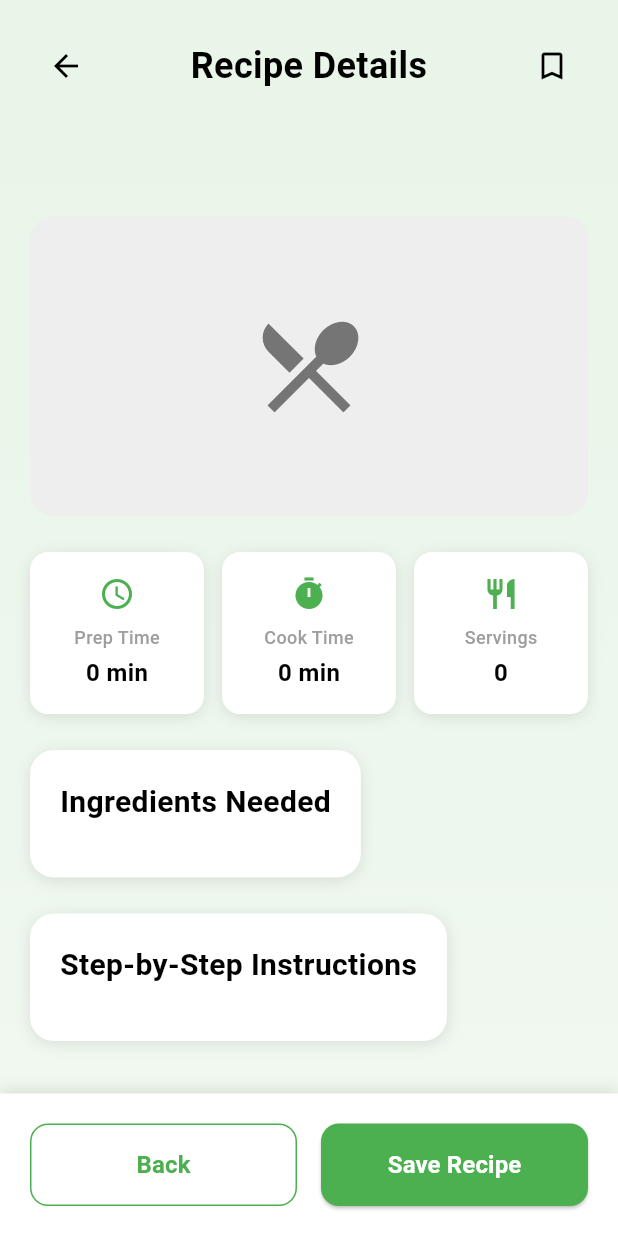
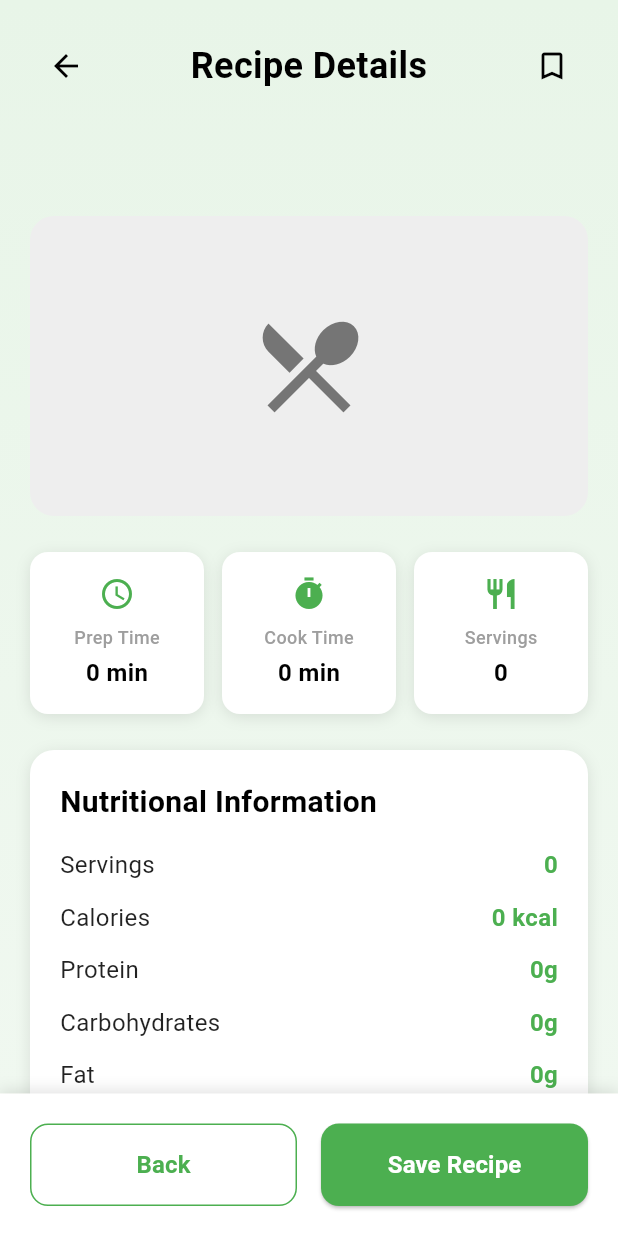
Before and after one commit to Promise30/SmartCook, a Flutter app: the RecipeDetailsScreen screen opened directly with empty values, on a phone screen of 412 x 824 dp. Run offline on Flutter 3.47's test engine with Material 3 defaults, Android fonts, the phone set to English and light mode, and no system bars; our stand-ins replace image_picker, sqflite; accounts and stored records are empty.

Commit message:
Enhanced recipe model with instructions and nutrition information, improved UI with layout fixes

```diff
--- a/lib/models/recipe.dart
+++ b/lib/models/recipe.dart
@@ -15,7 +15,7 @@ class Recipe {
   final String difficulty;
   final String? imageUrl;
   final double rating;
-  final String category;
+  final NutritionalInfo? nutritionalInfo;
 
   const Recipe({
     required this.id,
@@ -29,7 +29,7 @@ class Recipe {
     required this.difficulty,
     this.imageUrl,
     required this.rating,
-    required this.category,
+    this.nutritionalInfo,
   });
 
   factory Recipe.fromJson(Map<String, dynamic> json) => _$RecipeFromJson(json);
@@ -44,22 +44,24 @@ class RecipeSuggestion {
   final String title;
   final String description;
   final List<String> ingredients;
+  final List<String> instructions;
   final int prepTimeMinutes;
   final int cookTimeMinutes;
   final String difficulty;
   final double rating;
-  final String category;
+  final NutritionalInfo? nutritionalInfo;
 
   const RecipeSuggestion({
     required this.id,
     required this.title,
     required this.description,
     required this.ingredients,
+    required this.instructions,
     required this.prepTimeMinutes,
     required this.cookTimeMinutes,
     required this.difficulty,
     required this.rating,
-    required this.category,
+    this.nutritionalInfo,
   });
 
   factory RecipeSuggestion.fromJson(Map<String, dynamic> json) => _$RecipeSuggestionFromJson(json);
@@ -67,3 +69,43 @@ class RecipeSuggestion {
 
   String get totalTime => '${prepTimeMinutes + cookTimeMinutes} min';
 }
+
+class NutritionalInfo {
+  final int calories;
+  final int protein; // in grams
+  final int carbs; // in grams
+  final int fat; // in grams
+  final int fiber; // in grams
+  final int servings;
+
+  const NutritionalInfo({
+    required this.calories,
+    required this.protein,
+    required this.carbs,
+    required this.fat,
+    required this.fiber,
+    required this.servings,
+  });
+
+  factory NutritionalInfo.fromJson(Map<String, dynamic> json) {
+    return NutritionalInfo(
+      calories: json['calories'] as int,
+      protein: json['protein'] as int,
+      carbs: json['carbs'] as int,
+      fat: json['fat'] as int,
+      fiber: json['fiber'] as int,
+      servings: json['servings'] as int,
+    );
+  }
+
+  Map<String, dynamic> toJson() {
+    return {
+      'calories': calories,
+      'protein': protein,
+      'carbs': carbs,
+      'fat': fat,
+      'fiber': fiber,
+      'servings': servings,
+    };
+  }
+}
--- a/lib/screens/bookmarks_screen.dart
+++ b/lib/screens/bookmarks_screen.dart
@@ -365,14 +365,14 @@ class _BookmarksScreenState extends State<BookmarksScreen> {
       title: bookmark.recipe.title,
       description: bookmark.recipe.description,
       ingredients: bookmark.recipe.ingredients,
-      instructions: [], // No instructions in suggestion
+      instructions: bookmark.recipe.instructions,
       prepTimeMinutes: bookmark.recipe.prepTimeMinutes,
       cookTimeMinutes: bookmark.recipe.cookTimeMinutes,
-      servings: 4, // Default value
+      servings: bookmark.recipe.nutritionalInfo?.servings ?? 4, // Use nutritional info or default
       difficulty: bookmark.recipe.difficulty,
       imageUrl: null,
       rating: bookmark.recipe.rating,
-      category: bookmark.recipe.category,
+      nutritionalInfo: bookmark.recipe.nutritionalInfo,
     );
 
     Navigator.of(context).push(
--- a/lib/screens/recipe_details_screen.dart
+++ b/lib/screens/recipe_details_screen.dart
@@ -107,7 +107,7 @@ class _RecipeDetailsScreenState extends State<RecipeDetailsScreen> {
                           borderRadius: BorderRadius.circular(16),
                         ),
                         child: Icon(
-                          _getRecipeIcon(widget.recipe.category),
+                          Icons.restaurant_menu,
                           size: 80,
                           color: Colors.grey[600],
                         ),
@@ -145,6 +145,25 @@ class _RecipeDetailsScreenState extends State<RecipeDetailsScreen> {
                       ),
 
                       const SizedBox(height: 24),
+
+                      // Nutritional Information section
+                      if (widget.recipe.nutritionalInfo != null)
+                        Column(
+                          children: [
+                            _buildSection(
+                              'Nutritional Information',
+                              [
+                                _buildNutritionRow('Servings', '${widget.recipe.nutritionalInfo!.servings}'),
+                                _buildNutritionRow('Calories', '${widget.recipe.nutritionalInfo!.calories} kcal'),
+                                _buildNutritionRow('Protein', '${widget.recipe.nutritionalInfo!.protein}g'),
+                                _buildNutritionRow('Carbohydrates', '${widget.recipe.nutritionalInfo!.carbs}g'),
+                                _buildNutritionRow('Fat', '${widget.recipe.nutritionalInfo!.fat}g'),
+                                _buildNutritionRow('Fiber', '${widget.recipe.nutritionalInfo!.fiber}g'),
+                              ],
+                            ),
+                            const SizedBox(height: 24),
+                          ],
+                        ),
 
                       // Ingredients section
                       _buildSection(
@@ -383,21 +402,30 @@ class _RecipeDetailsScreenState extends State<RecipeDetailsScreen> {
     );
   }
 
-  IconData _getRecipeIcon(String category) {
-    switch (category.toLowerCase()) {
-      case 'breakfast':
-        return Icons.breakfast_dining;
-      case 'lunch':
-        return Icons.lunch_dining;
-      case 'dinner':
-        return Icons.dinner_dining;
-      case 'snack':
-        return Icons.cookie;
-      case 'dessert':
-        return Icons.cake;
-      default:
-        return Icons.restaurant_menu;
-    }
+  Widget _buildNutritionRow(String label, String value) {
+    return Padding(
+      padding: const EdgeInsets.only(bottom: 12),
+      child: Row(
+        mainAxisAlignment: MainAxisAlignment.spaceBetween,
+        children: [
+          Text(
+            label,
+            style: const TextStyle(
+              fontSize: 16,
+              color: Colors.black87,
+            ),
+          ),
+          Text(
+            value,
+            style: const TextStyle(
+              fontSize: 16,
+              fontWeight: FontWeight.bold,
+              color: Color(0xFF4CAF50),
+            ),
+          ),
+        ],
+      ),
+    );
   }
 
   void _saveRecipe() async {
@@ -435,11 +463,12 @@ class _RecipeDetailsScreenState extends State<RecipeDetailsScreen> {
           title: widget.recipe.title,
           description: widget.recipe.description,
           ingredients: widget.recipe.ingredients,
+          instructions: widget.recipe.instructions,
           prepTimeMinutes: widget.recipe.prepTimeMinutes,
           cookTimeMinutes: widget.recipe.cookTimeMinutes,
           difficulty: widget.recipe.difficulty,
           rating: widget.recipe.rating,
-          category: widget.recipe.category,
+          nutritionalInfo: widget.recipe.nutritionalInfo,
         );
 
         final bookmark = Bookmark(
```
Also changed, not shown: lib/screens/main_screen.dart (+50 -12 lines), lib/screens/recipe_suggestions_screen.dart (+32 -57 lines), lib/screens/review_ingredients_screen.dart (+57 -11 lines), lib/services/ingredients_api_service.dart (+31 -0 lines), lib/services/recipe_ai_service.dart (+150 -148 lines), lib/models/recipe.g.dart, 1 other file.
